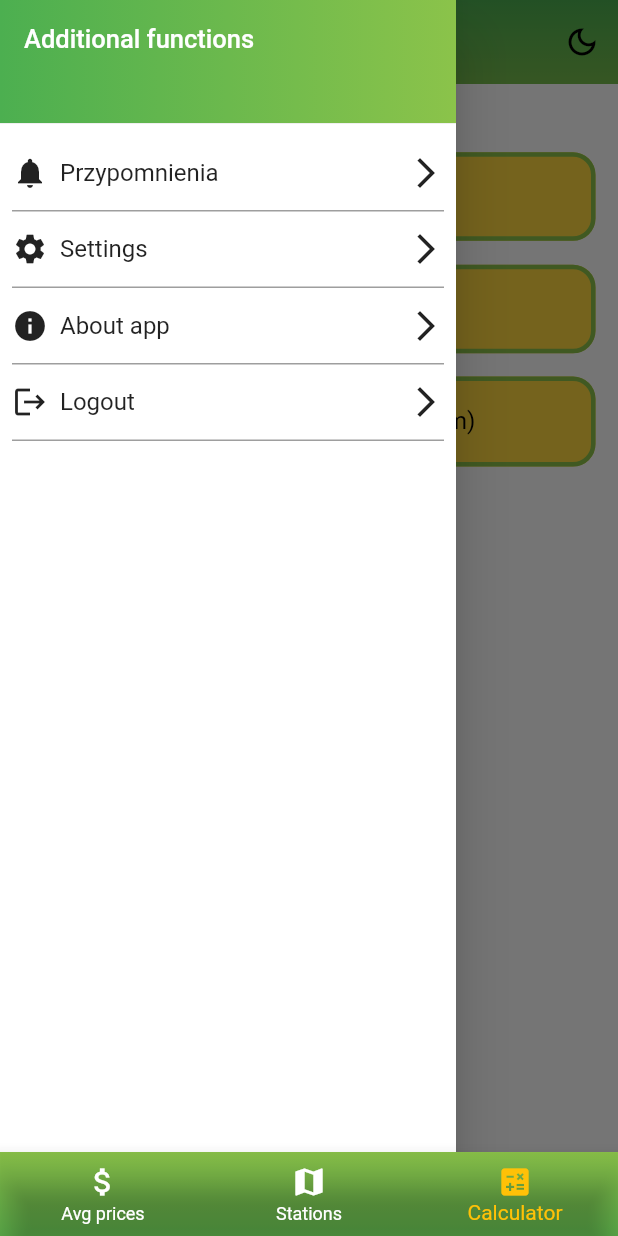
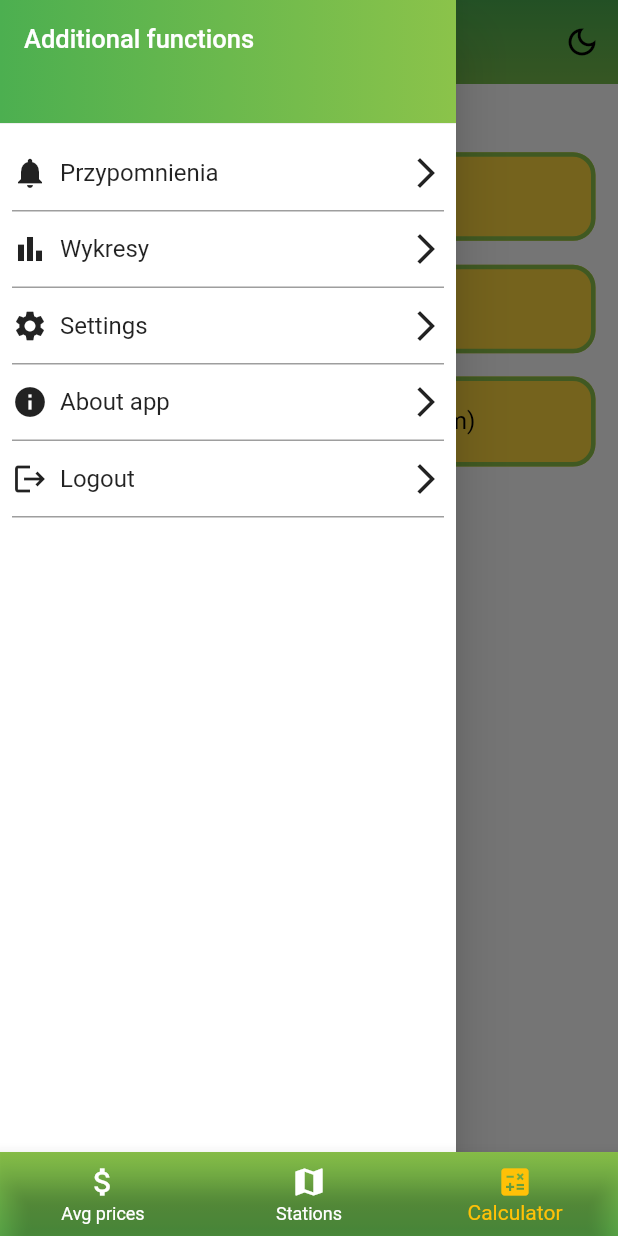
Before and after one commit to Shriz07/Fuel-tracker, a Flutter app: the screen it shows once a user with an empty profile is signed in, item 3 of the bottom bar chosen, with the side drawer open, on a phone screen of 412 x 824 dp. Run offline on Flutter 3.47's test engine with Material 2 defaults, Android fonts, the phone set to English and light mode, and no system bars; our stand-ins replace charts_flutter, cloud_firestore, firebase_auth, firebase_core, flutter_local_notifications, flutter_rating_bar and 3 more; missing offline and left inert: time_ago_provider; accounts and stored records are empty; network calls fail.

Commit message:
Added route to fuel charts to drawer

```diff
--- a/lib/Screens/Drawer/drawer.dart
+++ b/lib/Screens/Drawer/drawer.dart
@@ -1,6 +1,7 @@
 import 'package:flutter/material.dart';
 import 'package:fuel_tracker/Screens/About/about.dart';
 import 'package:fuel_tracker/Screens/Car_Notifications/carNotifications.dart';
+import 'package:fuel_tracker/Screens/Petrol_charts/charts.dart';
 import 'package:fuel_tracker/l10n/app_localizations.dart';
 import 'package:fuel_tracker/services/authentication_services/auth_services.dart';
 import 'package:fuel_tracker/services/dark_mode/darkThemeProvider.dart';
@@ -31,6 +32,9 @@ class MyDrawer extends StatelessWidget {
             ),
             CustomListTile(Icons.notifications, 'Przypomnienia', () {
               Navigator.push(context, MaterialPageRoute(builder: (context) => CarNotifications()));
+            }),
+            CustomListTile(Icons.bar_chart, 'Wykresy', () {
+              Navigator.push(context, MaterialPageRoute(builder: (context) => Charts()));
             }),
             CustomListTile(Icons.settings, t.drawerSettings, () {}),
             CustomListTile(Icons.info, t.drawerAbout, () {
```
